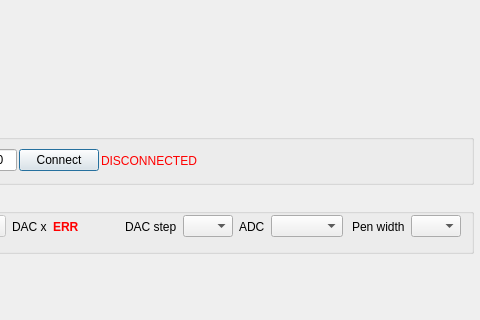
First picture: the form in SpidrDacsScan/SpidrDacsScan.ui, repository navrit/dexter, before the edit; both pictures show x 245 to 725 and y 169 to 489 of the 725 by 708 pixel window.
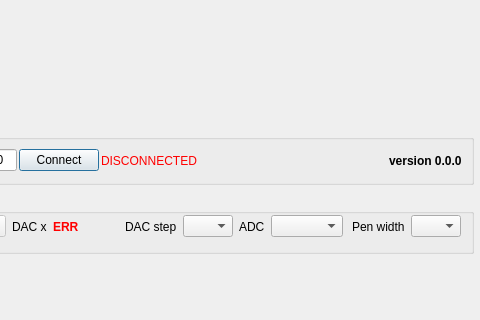
Second picture: the form after the edit. Icons and pictures are not drawn.

Commit message: display version string

What changed in the file:
```diff
--- a/SpidrDacsScan/SpidrDacsScan.ui
+++ b/SpidrDacsScan/SpidrDacsScan.ui
@@ -301,6 +301,19 @@
            </property>
           </spacer>
          </item>
+         <item>
+          <widget class="QLabel" name="_labelVersion">
+           <property name="font">
+            <font>
+             <weight>75</weight>
+             <bold>true</bold>
+            </font>
+           </property>
+           <property name="text">
+            <string>version 0.0.0</string>
+           </property>
+          </widget>
+         </item>
         </layout>
        </widget>
       </widget>
```
